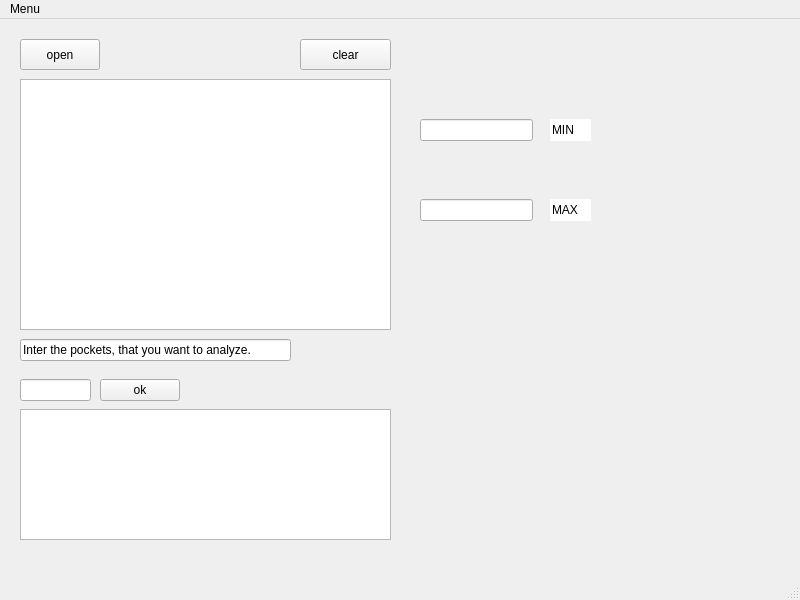
Before: the Qt Designer form sniffer.ui in dda-661-4/project, drawn with Qt 5.
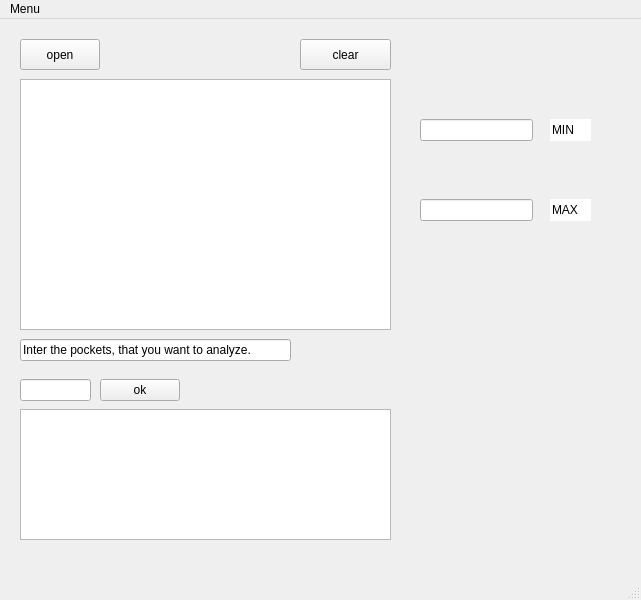
After: the same form once the commit is applied.

Patch:
```diff
--- a/sniffer.ui
+++ b/sniffer.ui
@@ -6,10 +6,25 @@
    <rect>
     <x>0</x>
     <y>0</y>
-    <width>800</width>
+    <width>641</width>
     <height>600</height>
    </rect>
   </property>
+  <property name="minimumSize">
+   <size>
+    <width>641</width>
+    <height>600</height>
+   </size>
+  </property>
+  <property name="maximumSize">
+   <size>
+    <width>641</width>
+    <height>600</height>
+   </size>
+  </property>
+  <property name="cursor">
+   <cursorShape>PointingHandCursor</cursorShape>
+  </property>
   <property name="windowTitle">
    <string>MainWindow</string>
   </property>
@@ -154,7 +169,7 @@
     <rect>
      <x>0</x>
      <y>0</y>
-     <width>800</width>
+     <width>641</width>
      <height>19</height>
     </rect>
    </property>
```
Left out of the diff: 9 changed lines with no effect on the pictures.
